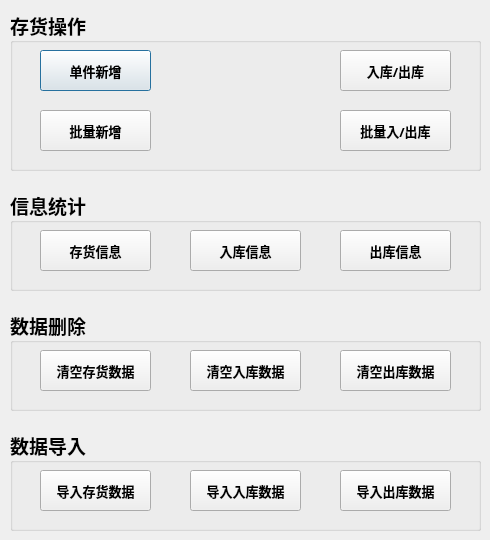
First picture: the form in home.ui, repository jhqi/store-management-system, before the edit.
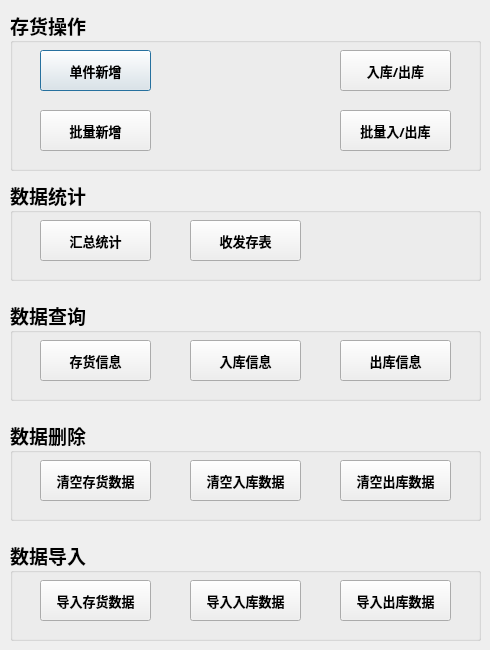
Second picture: the form after the edit.

Diff of the .ui file:
```diff
--- a/home.ui
+++ b/home.ui
@@ -7,7 +7,7 @@
     <x>0</x>
     <y>0</y>
     <width>490</width>
-    <height>540</height>
+    <height>650</height>
    </rect>
   </property>
   <property name="windowTitle">
@@ -196,7 +196,7 @@
    <property name="geometry">
     <rect>
      <x>10</x>
-     <y>190</y>
+     <y>300</y>
      <width>471</width>
      <height>101</height>
     </rect>
@@ -210,7 +210,7 @@
     </font>
    </property>
    <property name="title">
-    <string>信息统计</string>
+    <string>数据查询</string>
    </property>
    <widget class="QPushButton" name="material_info_btn">
     <property name="geometry">
@@ -317,7 +317,7 @@
    <property name="geometry">
     <rect>
      <x>10</x>
-     <y>310</y>
+     <y>420</y>
      <width>471</width>
      <height>101</height>
     </rect>
@@ -401,7 +401,7 @@
    <property name="geometry">
     <rect>
      <x>10</x>
-     <y>430</y>
+     <y>540</y>
      <width>471</width>
      <height>101</height>
     </rect>
@@ -481,6 +481,106 @@
     </property>
    </widget>
   </widget>
+  <widget class="QGroupBox" name="groupBox_5">
+   <property name="geometry">
+    <rect>
+     <x>10</x>
+     <y>180</y>
+     <width>471</width>
+     <height>101</height>
+    </rect>
+   </property>
+   <property name="font">
+    <font>
+     <family>微软雅黑</family>
+     <pointsize>14</pointsize>
+     <weight>75</weight>
+     <bold>true</bold>
+    </font>
+   </property>
+   <property name="title">
+    <string>数据统计</string>
+   </property>
+   <widget class="QPushButton" name="total_data_btn">
+    <property name="geometry">
+     <rect>
+      <x>30</x>
+      <y>40</y>
+      <width>111</width>
+      <height>41</height>
+     </rect>
+    </property>
+    <property name="font">
+     <font>
+      <family>微软雅黑</family>
+      <pointsize>10</pointsize>
+      <weight>75</weight>
+      <bold>true</bold>
+     </font>
+    </property>
+    <property name="text">
+     <string>汇总统计</string>
+    </property>
+   </widget>
+   <widget class="QPushButton" name="shoufacun_btn">
+    <property name="geometry">
+     <rect>
+      <x>180</x>
+      <y>40</y>
+      <width>111</width>
+      <height>41</height>
+     </rect>
+    </property>
+    <property name="palette">
+     <palette>
+      <active>
+       <colorrole role="WindowText">
+        <brush brushstyle="SolidPattern">
+         <color alpha="255">
+          <red>0</red>
+          <green>170</green>
+          <blue>0</blue>
+         </color>
+        </brush>
+       </colorrole>
+      </active>
+      <inactive>
+       <colorrole role="WindowText">
+        <brush brushstyle="SolidPattern">
+         <color alpha="255">
+          <red>0</red>
+          <green>170</green>
+          <blue>0</blue>
+         </color>
+        </brush>
+       </colorrole>
+      </inactive>
+      <disabled>
+       <colorrole role="WindowText">
+        <brush brushstyle="SolidPattern">
+         <color alpha="255">
+          <red>120</red>
+          <green>120</green>
+          <blue>120</blue>
+         </color>
+        </brush>
+       </colorrole>
+      </disabled>
+     </palette>
+    </property>
+    <property name="font">
+     <font>
+      <family>微软雅黑</family>
+      <pointsize>10</pointsize>
+      <weight>75</weight>
+      <bold>true</bold>
+     </font>
+    </property>
+    <property name="text">
+     <string>收发存表</string>
+    </property>
+   </widget>
+  </widget>
  </widget>
  <resources/>
  <connections/>
```
Left out of the diff: 2 changed lines with no effect on the pictures.
